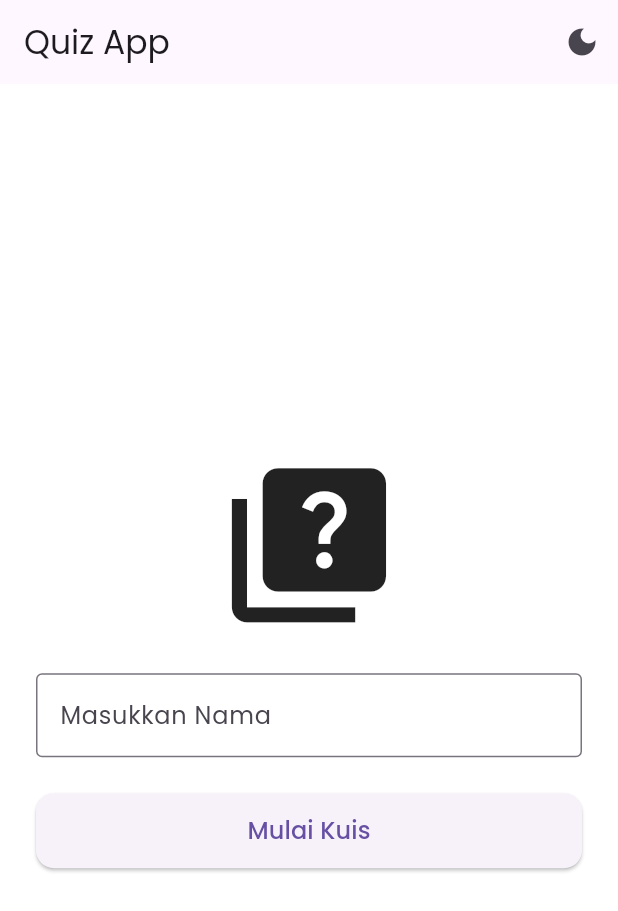
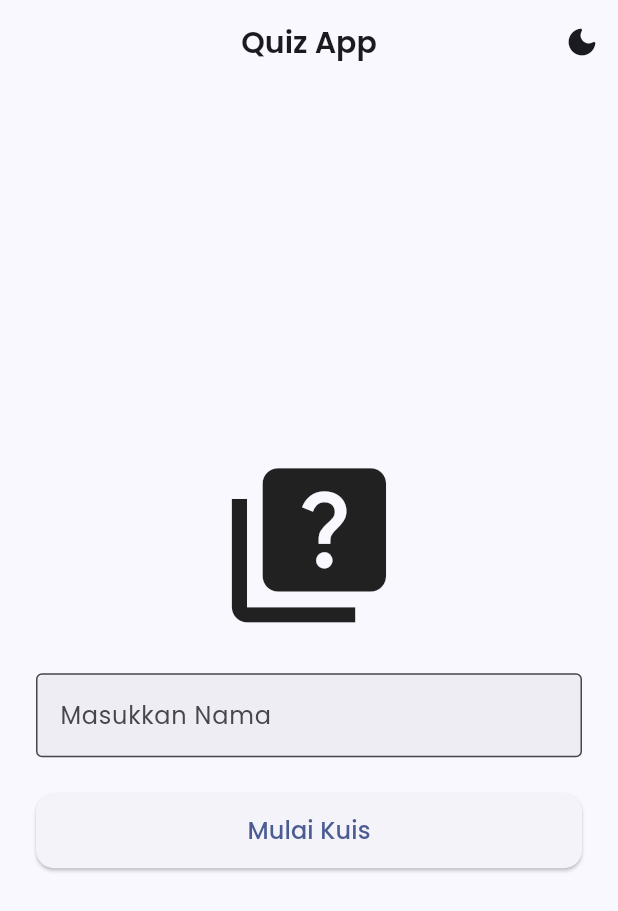
Before and after one commit to MutiaSidabutar/App_Quiz_UTS, a Flutter app: the screen it shows after launch, on a phone screen of 412 x 824 dp. Shown: the top 911 px of the screen. Run offline on Flutter 3.47's test engine with Material 3 defaults, Android fonts, the phone set to English and light mode, and no system bars.

Commit message:
feat: font Poppins lokal dan dual-theme dengan ThemeProvider
- Font Poppins (Regular/Medium/SemiBold/Bold) disimpan di assets/fonts
  sehingga tetap tampil tanpa internet; google_fonts dihapus
- ThemeProvider untuk mode terang/gelap + ThemeToggleButton reusable
- Tema berbasis ColorScheme.fromSeed (biru)

```diff
--- a/lib/main.dart
+++ b/lib/main.dart
@@ -1,6 +1,7 @@
 import 'package:flutter/material.dart';
 import 'package:provider/provider.dart';
 import 'providers/quiz_provider.dart';
+import 'providers/theme_provider.dart';
 import 'screens/home_screen.dart';
 import 'screens/quiz_screen.dart';
 import 'screens/result_screen.dart';
@@ -8,39 +9,31 @@ import 'themes/app_theme.dart';
 
 void main() => runApp(const MyApp());
 
-class MyApp extends StatefulWidget {
+class MyApp extends StatelessWidget {
   const MyApp({super.key});
-  @override
-  State<MyApp> createState() => _MyAppState();
-}
-
-class _MyAppState extends State<MyApp> {
-  ThemeMode _themeMode = ThemeMode.light;
-
-  void _toggleTheme() {
-    setState(() {
-      _themeMode =
-      _themeMode == ThemeMode.light ? ThemeMode.dark : ThemeMode.light;
-    });
-  }
 
   @override
   Widget build(BuildContext context) {
-    return ChangeNotifierProvider(
-      create: (_) => QuizProvider(),
-      child: MaterialApp(
+    return MultiProvider(
+      providers: [
+        ChangeNotifierProvider(create: (_) => QuizProvider()),
+        ChangeNotifierProvider(create: (_) => ThemeProvider()),
+      ],
+      child: Consumer<ThemeProvider>(
+        builder: (context, theme, _) => MaterialApp(
           title: 'Quiz App',
           debugShowCheckedModeBanner: false,
           theme: AppTheme.light,
           darkTheme: AppTheme.dark,
-        themeMode: _themeMode,
+          themeMode: theme.themeMode,
           initialRoute: '/',
           routes: {
-          '/': (_) => HomeScreen(onToggleTheme: _toggleTheme),
+            '/': (_) => const HomeScreen(),
             '/quiz': (_) => const QuizScreen(),
             '/result': (_) => const ResultScreen(),
           },
         ),
+      ),
     );
   }
 }
--- /dev/null
+++ b/lib/providers/theme_provider.dart
@@ -0,0 +1,13 @@
+import 'package:flutter/material.dart';
+
+class ThemeProvider extends ChangeNotifier {
+  ThemeMode _themeMode = ThemeMode.light;
+
+  ThemeMode get themeMode => _themeMode;
+  bool get isDark => _themeMode == ThemeMode.dark;
+
+  void toggleTheme() {
+    _themeMode = isDark ? ThemeMode.light : ThemeMode.dark;
+    notifyListeners();
+  }
+}
--- a/lib/screens/home_screen.dart
+++ b/lib/screens/home_screen.dart
@@ -2,10 +2,10 @@ import 'package:flutter/material.dart';
 import 'package:provider/provider.dart';
 import '../providers/quiz_provider.dart';
 import '../widgets/primary_button.dart';
+import '../widgets/theme_toggle_button.dart';
 
 class HomeScreen extends StatefulWidget {
-  final VoidCallback onToggleTheme;
-  const HomeScreen({super.key, required this.onToggleTheme});
+  const HomeScreen({super.key});
 
   @override
   State<HomeScreen> createState() => _HomeScreenState();
@@ -27,10 +27,7 @@ class _HomeScreenState extends State<HomeScreen> {
       appBar: AppBar(
         title: const Text('Quiz App'),
         actions: [
-          IconButton(
-            icon: const Icon(Icons.dark_mode),
-            onPressed: widget.onToggleTheme,
-          ),
+          const ThemeToggleButton(),
         ],
       ),
       body: Padding(
--- a/lib/themes/app_theme.dart
+++ b/lib/themes/app_theme.dart
@@ -1,20 +1,48 @@
 import 'package:flutter/material.dart';
-import 'package:google_fonts/google_fonts.dart';
 
 class AppTheme {
-  static final light = ThemeData(
-    brightness: Brightness.light,
-    primaryColor: Colors.indigo,
-    scaffoldBackgroundColor: Colors.white,
-    textTheme: GoogleFonts.poppinsTextTheme(),
-    useMaterial3: true,
-  );
+  static const _seed = Color(0xFF2563EB); // biru, senada dengan logo
+  static const fontFamily = 'Poppins';
 
-  static final dark = ThemeData(
-    brightness: Brightness.dark,
-    primaryColor: Colors.indigoAccent,
-    scaffoldBackgroundColor: const Color(0xFF121212),
-    textTheme: GoogleFonts.poppinsTextTheme(ThemeData.dark().textTheme),
-    useMaterial3: true,
-  );
+  /// Warna penanda jawaban benar/salah, dipakai di layar kuis & pembahasan.
+  static const correct = Color(0xFF16A34A);
+  static const wrong = Color(0xFFDC2626);
+
+  static final light = _build(Brightness.light);
+  static final dark = _build(Brightness.dark);
+
+  static ThemeData _build(Brightness brightness) {
+    final scheme = ColorScheme.fromSeed(seedColor: _seed, brightness: brightness);
+    return ThemeData(
+      useMaterial3: true,
+      colorScheme: scheme,
+      fontFamily: fontFamily,
+      scaffoldBackgroundColor: scheme.surface,
+      appBarTheme: AppBarTheme(
+        centerTitle: true,
+        backgroundColor: scheme.surface,
+        foregroundColor: scheme.onSurface,
+        elevation: 0,
+        titleTextStyle: TextStyle(
+          fontFamily: fontFamily,
+          fontWeight: FontWeight.w600,
+          fontSize: 20,
+          color: scheme.onSurface,
+        ),
+      ),
+      inputDecorationTheme: InputDecorationTheme(
+        filled: true,
+        fillColor: scheme.surfaceContainerHighest.withValues(alpha: 0.5),
+        border: OutlineInputBorder(
+          borderRadius: BorderRadius.circular(14),
+          borderSide: BorderSide.none,
+        ),
+      ),
+      cardTheme: CardThemeData(
+        elevation: 0,
+        color: scheme.surfaceContainerLow,
+        shape: RoundedRectangleBorder(borderRadius: BorderRadius.circular(20)),
+      ),
+    );
+  }
 }
--- a/lib/widgets/answer_option.dart
+++ b/lib/widgets/answer_option.dart
@@ -24,13 +24,13 @@ class AnswerOption extends StatelessWidget {
           decoration: BoxDecoration(
             border: Border.all(
               color: isSelected
-                  ? Theme.of(context).primaryColor
+                  ? Theme.of(context).colorScheme.primary
                   : Colors.grey.shade400,
               width: 2,
             ),
             borderRadius: BorderRadius.circular(12),
             color: isSelected
-                ? Theme.of(context).primaryColor.withValues(alpha: 0.1)
+                ? Theme.of(context).colorScheme.primary.withValues(alpha: 0.1)
                 : null,
           ),
           child: Text(text),
--- /dev/null
+++ b/lib/widgets/theme_toggle_button.dart
@@ -0,0 +1,25 @@
+import 'package:flutter/material.dart';
+import 'package:provider/provider.dart';
+import '../providers/theme_provider.dart';
+
+class ThemeToggleButton extends StatelessWidget {
+  const ThemeToggleButton({super.key});
+
+  @override
+  Widget build(BuildContext context) {
+    final theme = context.watch<ThemeProvider>();
+    return IconButton(
+      tooltip: theme.isDark ? 'Mode Terang' : 'Mode Gelap',
+      onPressed: theme.toggleTheme,
+      icon: AnimatedSwitcher(
+        duration: const Duration(milliseconds: 300),
+        transitionBuilder: (child, anim) =>
+            RotationTransition(turns: anim, child: child),
+        child: Icon(
+          theme.isDark ? Icons.light_mode_rounded : Icons.dark_mode_rounded,
+          key: ValueKey(theme.isDark),
+        ),
+      ),
+    );
+  }
+}
```
Also changed, not shown: assets/fonts/OFL.txt (added, +93 -0 lines), pubspec.yaml (+12 -2 lines), assets/fonts/Poppins-Bold.ttf (added), assets/fonts/Poppins-Medium.ttf (added), assets/fonts/Poppins-Regular.ttf (added), assets/fonts/Poppins-SemiBold.ttf (added), pubspec.lock. Lines whose indentation alone changed are shown as unchanged.
